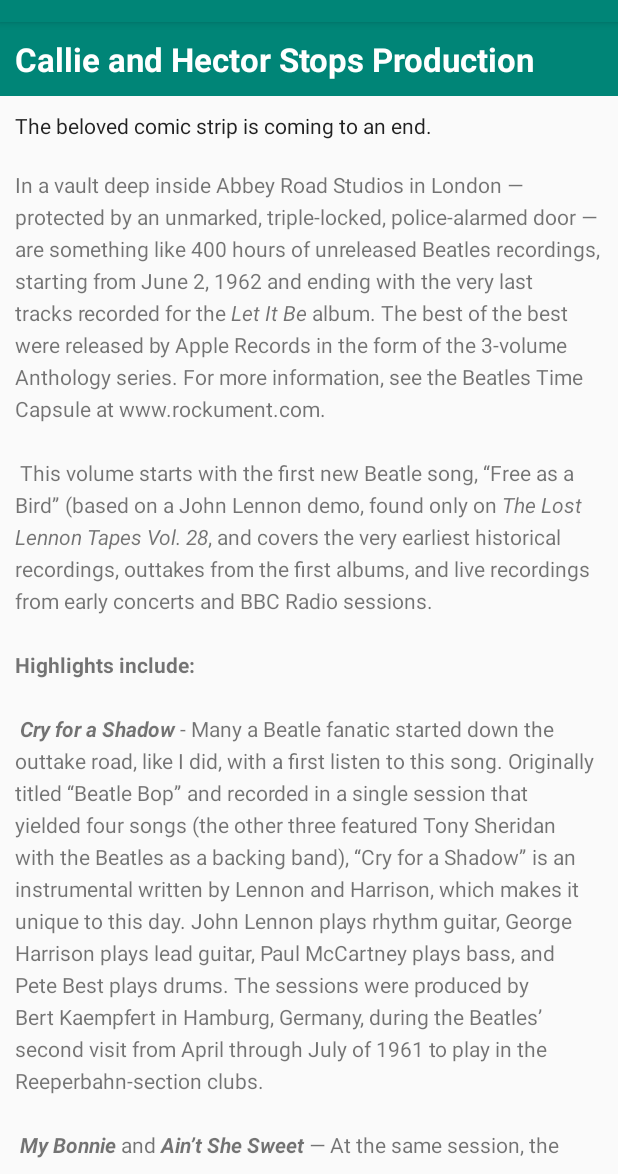
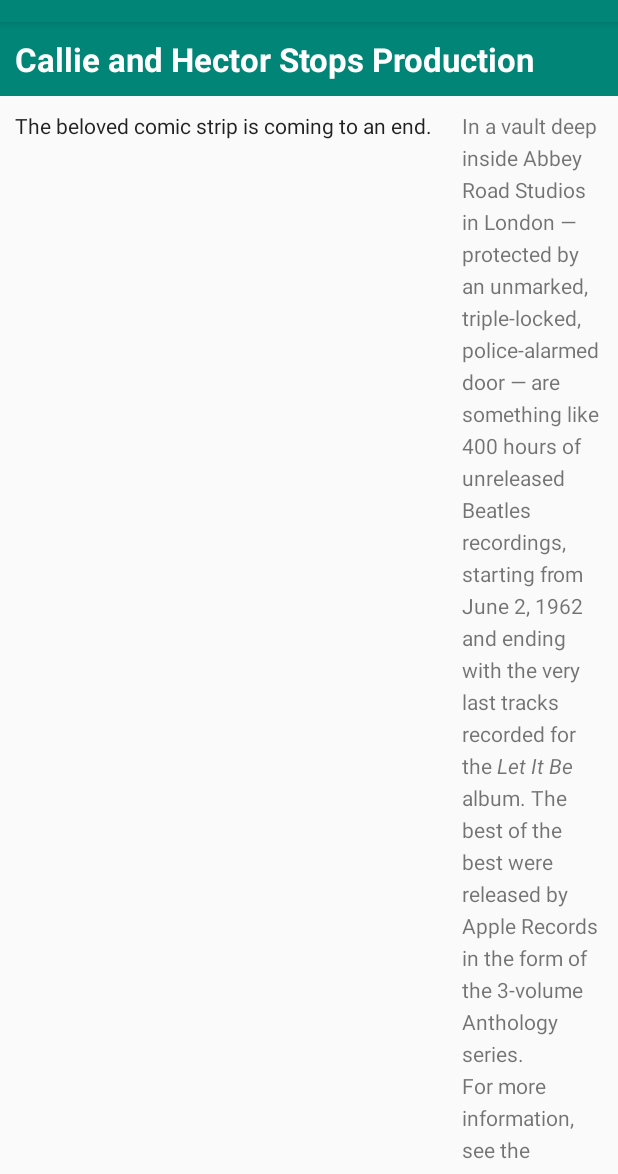
Before and after one commit to WriterArtistCoder/ScrollingText, an Android app: the screen it shows after launch (MainActivity), on a phone screen of 412 x 824 dp, the part 62-1236 px from its top. Run offline under Robolectric (Android 15) with nearby library versions, the phone set to English and light mode, and no system bars.

Commit message:
Made ScrollView and LinearLayout

```diff
--- a/app/src/main/res/layout/activity_main.xml
+++ b/app/src/main/res/layout/activity_main.xml
@@ -4,6 +4,34 @@
     android:layout_width="match_parent"
     android:layout_height="match_parent"
     tools:context=".MainActivity">
+
+    <ScrollView
+        android:layout_width="wrap_content"
+        android:layout_height="wrap_content"
+        android:layout_below="@id/article_heading">
+
+        <LinearLayout
+            android:layout_width="match_parent"
+            android:layout_height="wrap_content">
+
+            <TextView
+                android:id="@+id/article_subheading"
+                android:layout_width="wrap_content"
+                android:layout_height="wrap_content"
+                android:padding="@dimen/padding_regular"
+                android:text="@string/article_subtitle"
+                android:textAppearance="@android:style/TextAppearance.DeviceDefault" />
+
+            <TextView
+                android:id="@+id/article"
+                android:layout_width="wrap_content"
+                android:layout_height="wrap_content"
+                android:autoLink="web"
+                android:lineSpacingExtra="@dimen/line_spacing"
+                android:padding="@dimen/padding_regular"
+                android:text="@string/article_text" />
+        </LinearLayout>
+    </ScrollView>
 
     <TextView
         android:id="@+id/article_heading"
@@ -16,22 +44,4 @@
         android:textColor="@android:color/white"
         android:textStyle="bold" />
 
-    <TextView
-        android:id="@+id/article_subheading"
-        android:layout_width="wrap_content"
-        android:layout_height="wrap_content"
-        android:layout_below="@id/article_heading"
-        android:padding="@dimen/padding_regular"
-        android:text="@string/article_subtitle"
-        android:textAppearance="@android:style/TextAppearance.DeviceDefault" />
-
-    <TextView
-        android:id="@+id/article"
-        android:layout_width="wrap_content"
-        android:layout_height="wrap_content"
-        android:layout_below="@id/article_subheading"
-        android:lineSpacingExtra="@dimen/line_spacing"
-        android:padding="@dimen/padding_regular"
-        android:text="@string/article_text" />
-
 </RelativeLayout>
--- a/app/src/main/res/values/strings.xml
+++ b/app/src/main/res/values/strings.xml
@@ -21,5 +21,5 @@ This volume starts with the first new Beatle song, “Free as a Bird” (based o
 <b><i>Leave My Kitten Alone</i></b> — One of the lost Beatle songs recorded during the “Beatles For Sale” sessions but never released. This song, written by Little Willie John, Titus Turner, and James McDougal, was a 1959 R&amp;B hit for Little Willie John and covered by Johnny Preston before the Beatles tried it and shelved it. A reference to a “big fat bulldog” may have influenced John’s “Hey Bulldog” (Yellow Submarine album), which is a similar rocker.
 \n\n
 <b><i>One After 909</i></b> — A song recorded for the <i>Let It Be</i> album was actually worked on way back in the beginning, six years earlier. This take shows how they did it much more slowly, with an R&amp;B feel to it.
-</string>
+    </string>
 </resources>
```
